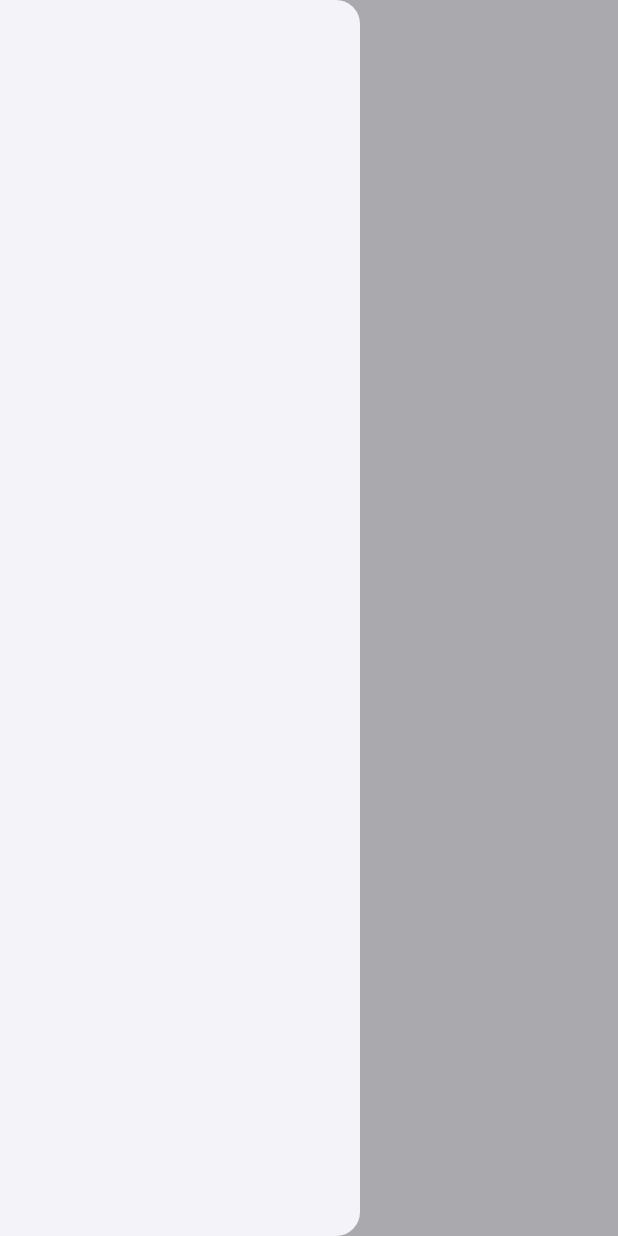
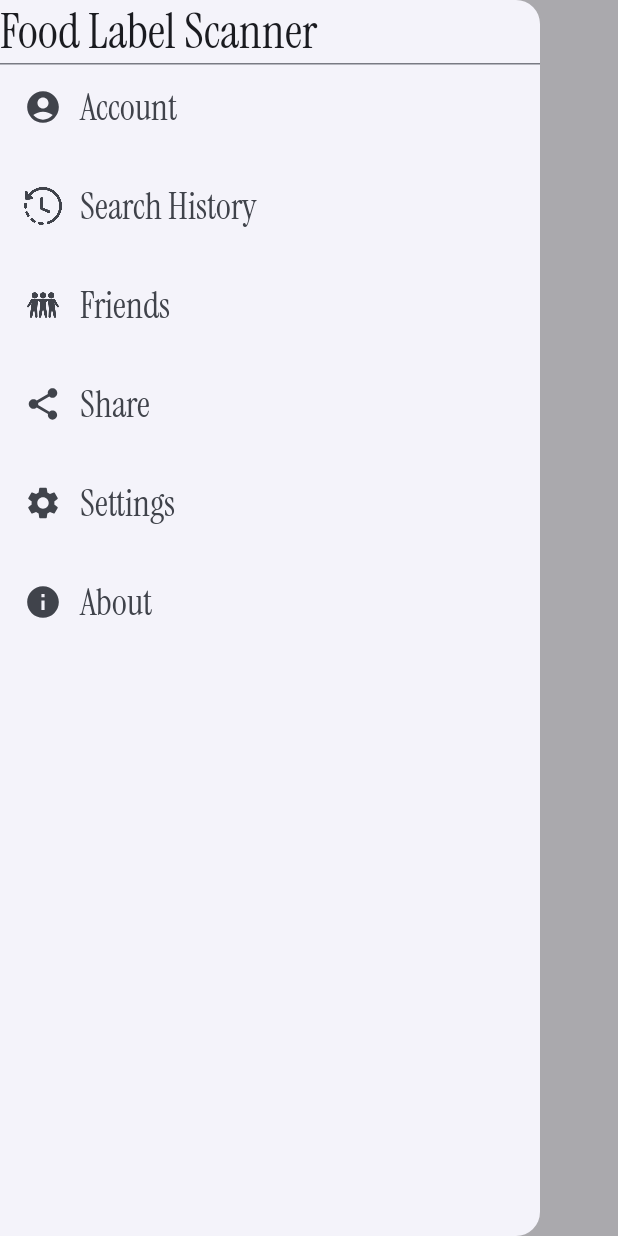
Before and after one commit to TurcusAdrian/Food-Label-Scanner-App, an Android app built with Jetpack Compose: the MainActivity screen opened directly, with no data from a screen before it, after a tap on "Menu", on a phone screen of 412 x 824 dp. Run offline under Robolectric (Android 15) with nearby library versions, the phone set to English and light mode, and no system bars.

Commit message:
Added navigation drawer icons

```diff
--- a/FoodLabelScanner/app/src/main/java/com/example/food_label_scanner/MainActivity.kt
+++ b/FoodLabelScanner/app/src/main/java/com/example/food_label_scanner/MainActivity.kt
@@ -6,15 +6,24 @@ import androidx.activity.compose.setContent
 import androidx.activity.enableEdgeToEdge
 import androidx.compose.foundation.Image
 import androidx.compose.foundation.clickable
+import androidx.compose.foundation.layout.Spacer
 import androidx.compose.foundation.layout.fillMaxSize
+import androidx.compose.foundation.layout.height
 import androidx.compose.foundation.layout.padding
+import androidx.compose.foundation.layout.size
 import androidx.compose.material.icons.Icons
+import androidx.compose.material.icons.filled.Info
 import androidx.compose.material.icons.filled.Menu
+import androidx.compose.material.icons.filled.Settings
+import androidx.compose.material.icons.filled.Share
+import androidx.compose.material.icons.rounded.AccountCircle
 import androidx.compose.material3.DrawerValue
 import androidx.compose.material3.ExperimentalMaterial3Api
+import androidx.compose.material3.HorizontalDivider
 import androidx.compose.material3.Icon
 import androidx.compose.material3.ModalDrawerSheet
 import androidx.compose.material3.ModalNavigationDrawer
+import androidx.compose.material3.NavigationDrawerItem
 import androidx.compose.material3.Scaffold
 import androidx.compose.material3.Text
 import androidx.compose.material3.TopAppBar
@@ -22,7 +31,13 @@ import androidx.compose.material3.rememberDrawerState
 import androidx.compose.runtime.Composable
 import androidx.compose.runtime.rememberCoroutineScope
 import androidx.compose.ui.Modifier
+import androidx.compose.ui.res.painterResource
+import androidx.compose.ui.text.TextStyle
+import androidx.compose.ui.text.font.Font
+import androidx.compose.ui.text.font.FontFamily
 import androidx.compose.ui.tooling.preview.Preview
+import androidx.compose.ui.unit.dp
+import androidx.compose.ui.unit.sp
 import com.example.food_label_scanner.ui.theme.FoodLabelScannerTheme
 import kotlinx.coroutines.launch
 
@@ -38,6 +53,7 @@ class MainActivity : ComponentActivity() {
     }
 }
 
+@Preview
 @Composable
 fun Screen(modifier: Modifier = Modifier){
 
@@ -67,14 +83,158 @@ fun Screen(modifier: Modifier = Modifier){
     }
 }
 
+
+@Preview
 @Composable
 fun DrawerContent(modifier: Modifier = Modifier){
+
+    val instrument_serif = FontFamily(Font(R.font.instrument_serif_regular))
+
+    Text(text = "Food Label Scanner", style = TextStyle(
+        fontFamily = instrument_serif,
+        fontSize = 32.sp))
+    HorizontalDivider()
+
+    // Account button:
+
+    NavigationDrawerItem(
+        icon = {
+            Icon(
+                imageVector = Icons.Rounded.AccountCircle,
+                contentDescription = "Account",
+                modifier = Modifier.size(25.dp)
+            )
+        },
+        label = {
+            Text(
+                text = "Account", style = TextStyle(
+                    fontFamily = instrument_serif,
+                    fontSize = 24.sp
+                )
+            )
+        },
+        selected = false,
+        onClick = {/*TODO*/}
+    )
+
+    Spacer(Modifier.height(10.dp))
+
+    // Search History icon
+
+    NavigationDrawerItem(
+        icon = {
+            Icon(
+                painter = painterResource(R.drawable.history_icon),
+                contentDescription = "Search History",
+                modifier = Modifier.size(25.dp)
+            )
+        },
+        label = {
+            Text(
+                text = "Search History", style = TextStyle(
+                    fontFamily = instrument_serif,
+                    fontSize = 24.sp
+                )
+            )
+        },
+        selected = false,
+        onClick = {/*TODO*/}
+    )
+
+    Spacer(Modifier.height(10.dp))
+
+    // Friends button:
+
+    NavigationDrawerItem(
+        icon = {
+            Icon(
+                painter = painterResource(R.drawable.friends_icon),
+                contentDescription = "Friends",
+                modifier = Modifier.size(25.dp)
+            )
+        },
+        label = {
+            Text(
+                text = "Friends", style = TextStyle(
+                    fontFamily = instrument_serif,
+                    fontSize = 24.sp
+                )
+            )
+        },
+        selected = false,
+        onClick = {/*TODO*/}
+    )
+
+    Spacer(Modifier.height(10.dp))
+
+    // Share app button:
+
+    NavigationDrawerItem(
+        icon = {
+            Icon(
+                imageVector = Icons.Filled.Share,
+                contentDescription = "Share",
+                modifier = Modifier.size(25.dp)
+            )
+        },
+        label = {
+            Text(
+                text = "Share", style = TextStyle(
+                    fontFamily = instrument_serif,
+                    fontSize = 24.sp
+                )
+            )
+        },
+        selected = false,
+        onClick = {/*TODO*/}
+    )
+
+    Spacer(Modifier.height(10.dp))
+
+    //App settings button:
+
+    NavigationDrawerItem(
+        icon ={
+            Icon( imageVector = Icons.Filled.Settings,
+                contentDescription = "Settings",
+                modifier = Modifier.size(25.dp)
+            )
+        },
+        label = {
+            Text(text = "Settings", style = TextStyle(
+                fontFamily = instrument_serif,
+                fontSize = 24.sp))
+        },
+        selected = false,
+        onClick = {/*TODO*/}
+    )
+
+    Spacer(Modifier.height(10.dp))
+
+    // About the app button:
+
+    NavigationDrawerItem(
+        icon ={
+            Icon( imageVector = Icons.Filled.Info,
+                contentDescription = "About",
+                modifier = Modifier.size(25.dp)
+            )
+        },
+        label = {
+            Text(text = "About", style = TextStyle(
+                fontFamily = instrument_serif,
+                fontSize = 24.sp))
+        },
+        selected = false,
+        onClick = {/*TODO*/}
+    )
+
+
 
 }
 
 @Composable
 fun ScreenContent(modifier: Modifier = Modifier){
-
 }
 
 @OptIn(ExperimentalMaterial3Api::class)
@@ -82,12 +242,17 @@ fun ScreenContent(modifier: Modifier = Modifier){
 fun TopBar(
     onOpenDrawer: () -> Unit
 ){
+    val instrument_serif = FontFamily(Font(R.font.instrument_serif_regular))
+
     TopAppBar(navigationIcon = {
         Icon(
             imageVector = Icons.Default.Menu,
             contentDescription = "Menu",
             modifier = Modifier.clickable { onOpenDrawer() }
         ) },
-        title = { Text(text = "Screen Name") }
+        title = { Text(text ="Screen Name", style = TextStyle(
+            fontFamily = instrument_serif,
+            fontSize = 32.sp)
+        ) }
     )
 }
```
Also changed, not shown: FoodLabelScanner/app/src/main/res/drawable/friends_icon.png (added), FoodLabelScanner/app/src/main/res/drawable/history_icon.png (added).
